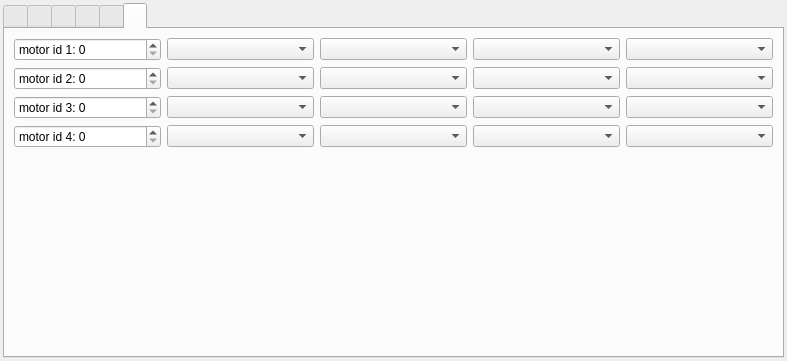
GunnarLarssonSLU/rise_sdvp, file Linux/RControlStation/confcommonwidget.ui: the form before one commit.
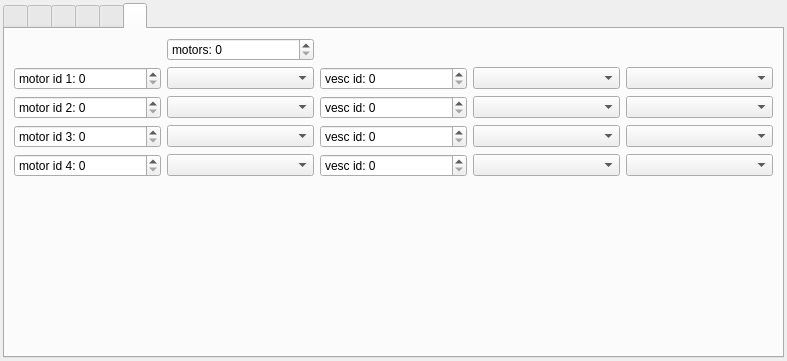
The form after the commit. Icons and pictures are not drawn.

Patch:
```diff
--- a/Linux/RControlStation/confcommonwidget.ui
+++ b/Linux/RControlStation/confcommonwidget.ui
@@ -981,32 +981,7 @@
        <string/>
       </attribute>
       <layout class="QGridLayout" name="gridLayout_Motor">
-       <item row="3" column="0">
-        <widget class="QDoubleSpinBox" name="doubleSpinBox_4">
-         <property name="prefix">
-          <string>motor id 4: </string>
-         </property>
-         <property name="decimals">
-          <number>0</number>
-         </property>
-        </widget>
-       </item>
-       <item row="0" column="3">
-        <widget class="QComboBox" name="comboBox_motor1_action"/>
-       </item>
-       <item row="0" column="2">
-        <widget class="QComboBox" name="comboBox_motor1_id"/>
-       </item>
-       <item row="2" column="2">
-        <widget class="QComboBox" name="comboBox_motor3_id"/>
-       </item>
-       <item row="3" column="3">
-        <widget class="QComboBox" name="comboBox_motor4_action"/>
-       </item>
-       <item row="0" column="1">
-        <widget class="QComboBox" name="comboBox_motor1_type"/>
-       </item>
-       <item row="4" column="0">
+       <item row="5" column="0">
         <spacer name="verticalSpacer_2">
          <property name="orientation">
           <enum>Qt::Orientation::Vertical</enum>
@@ -1019,13 +994,19 @@
          </property>
         </spacer>
        </item>
-       <item row="1" column="1">
-        <widget class="QComboBox" name="comboBox_motor2_type"/>
+       <item row="1" column="3">
+        <widget class="QComboBox" name="comboBox_motor1_action"/>
        </item>
-       <item row="2" column="1">
+       <item row="3" column="1">
         <widget class="QComboBox" name="comboBox_motor3_type"/>
        </item>
-       <item row="1" column="0">
+       <item row="3" column="3">
+        <widget class="QComboBox" name="comboBox_motor3_action"/>
+       </item>
+       <item row="4" column="3">
+        <widget class="QComboBox" name="comboBox_motor4_action"/>
+       </item>
+       <item row="2" column="0">
         <widget class="QDoubleSpinBox" name="doubleSpinBox_2">
          <property name="prefix">
           <string>motor id 2: </string>
@@ -1035,10 +1016,10 @@
          </property>
         </widget>
        </item>
-       <item row="2" column="3">
-        <widget class="QComboBox" name="comboBox_motor3_action"/>
+       <item row="2" column="4">
+        <widget class="QComboBox" name="comboBox_motor2_mode"/>
        </item>
-       <item row="0" column="0">
+       <item row="1" column="0">
         <widget class="QDoubleSpinBox" name="doubleSpinBox">
          <property name="prefix">
           <string>motor id 1: </string>
@@ -1048,16 +1029,13 @@
          </property>
         </widget>
        </item>
-       <item row="1" column="3">
-        <widget class="QComboBox" name="comboBox_motor2_action"/>
+       <item row="1" column="4">
+        <widget class="QComboBox" name="comboBox_motor1_mode"/>
        </item>
-       <item row="3" column="1">
-        <widget class="QComboBox" name="comboBox_motor4_type"/>
+       <item row="4" column="4">
+        <widget class="QComboBox" name="comboBox_motor4_mode"/>
        </item>
-       <item row="1" column="2">
-        <widget class="QComboBox" name="comboBox_motor2_id"/>
-       </item>
-       <item row="2" column="0">
+       <item row="3" column="0">
         <widget class="QDoubleSpinBox" name="doubleSpinBox_3">
          <property name="prefix">
           <string>motor id 3: </string>
@@ -1068,19 +1046,91 @@
         </widget>
        </item>
        <item row="3" column="2">
-        <widget class="QComboBox" name="comboBox_motor4_id"/>
-       </item>
-       <item row="0" column="4">
-        <widget class="QComboBox" name="comboBox_motor1_mode"/>
-       </item>
-       <item row="1" column="4">
-        <widget class="QComboBox" name="comboBox_motor2_mode"/>
-       </item>
-       <item row="2" column="4">
-        <widget class="QComboBox" name="comboBox_motor3_mode"/>
+        <widget class="QDoubleSpinBox" name="doubleSpinBox_7">
+         <property name="prefix">
+          <string>vesc id: </string>
+         </property>
+         <property name="decimals">
+          <number>0</number>
+         </property>
+         <property name="maximum">
+          <double>999.000000000000000</double>
+         </property>
+        </widget>
        </item>
        <item row="3" column="4">
-        <widget class="QComboBox" name="comboBox_motor4_mode"/>
+        <widget class="QComboBox" name="comboBox_motor3_mode"/>
+       </item>
+       <item row="1" column="2">
+        <widget class="QDoubleSpinBox" name="doubleSpinBox_5">
+         <property name="prefix">
+          <string>vesc id: </string>
+         </property>
+         <property name="decimals">
+          <number>0</number>
+         </property>
+         <property name="maximum">
+          <double>255.000000000000000</double>
+         </property>
+        </widget>
+       </item>
+       <item row="1" column="1">
+        <widget class="QComboBox" name="comboBox_motor1_type"/>
+       </item>
+       <item row="4" column="0">
+        <widget class="QDoubleSpinBox" name="doubleSpinBox_4">
+         <property name="prefix">
+          <string>motor id 4: </string>
+         </property>
+         <property name="decimals">
+          <number>0</number>
+         </property>
+        </widget>
+       </item>
+       <item row="4" column="2">
+        <widget class="QDoubleSpinBox" name="doubleSpinBox_8">
+         <property name="prefix">
+          <string>vesc id: </string>
+         </property>
+         <property name="decimals">
+          <number>0</number>
+         </property>
+         <property name="maximum">
+          <double>999.000000000000000</double>
+         </property>
+        </widget>
+       </item>
+       <item row="2" column="3">
+        <widget class="QComboBox" name="comboBox_motor2_action"/>
+       </item>
+       <item row="4" column="1">
+        <widget class="QComboBox" name="comboBox_motor4_type"/>
+       </item>
+       <item row="2" column="2">
+        <widget class="QDoubleSpinBox" name="doubleSpinBox_6">
+         <property name="prefix">
+          <string>vesc id: </string>
+         </property>
+         <property name="decimals">
+          <number>0</number>
+         </property>
+         <property name="maximum">
+          <double>999.000000000000000</double>
+         </property>
+        </widget>
+       </item>
+       <item row="2" column="1">
+        <widget class="QComboBox" name="comboBox_motor2_type"/>
+       </item>
+       <item row="0" column="1">
+        <widget class="QDoubleSpinBox" name="doubleSpinBox_9">
+         <property name="prefix">
+          <string>motors: </string>
+         </property>
+         <property name="decimals">
+          <number>0</number>
+         </property>
+        </widget>
        </item>
       </layout>
      </widget>
```
